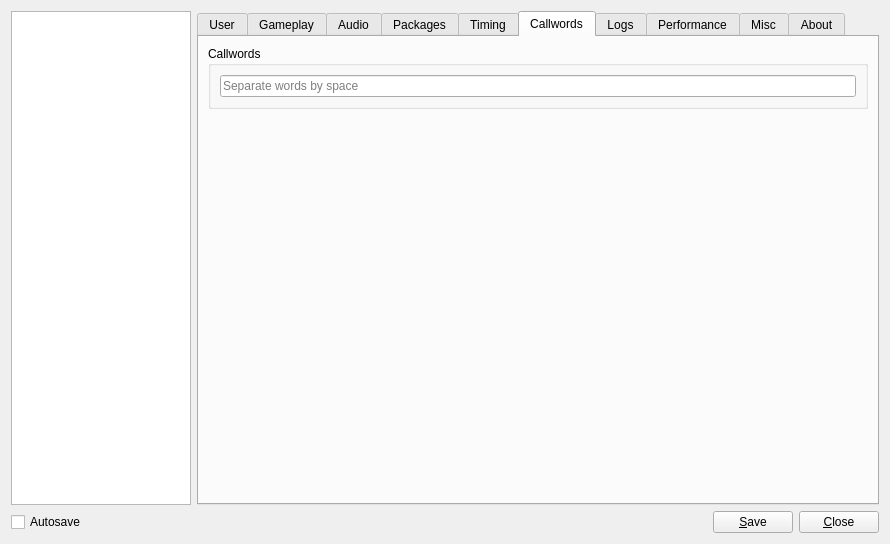
First picture: the form in res/ui/config_panel.ui, repository Mystery-Novel-Online/MNO-Client, before the edit.
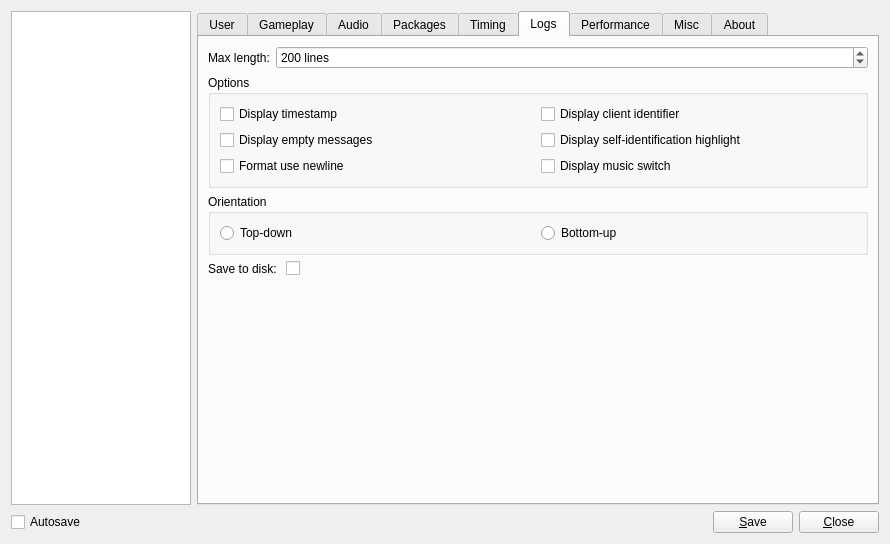
Second picture: the form after the edit. The open tabs and pages were chosen to show the change.

Commit message: refactor: remove old callword tab from config

Patch:
```diff
--- a/res/ui/config_panel.ui
+++ b/res/ui/config_panel.ui
@@ -836,42 +836,6 @@
          </item>
         </layout>
        </widget>
-       <widget class="QWidget" name="tab_12">
-        <attribute name="title">
-         <string>Callwords</string>
-        </attribute>
-        <layout class="QGridLayout" name="gridLayout_6">
-         <item row="0" column="0">
-          <widget class="QGroupBox" name="groupBox_10">
-           <property name="title">
-            <string>Callwords</string>
-           </property>
-           <layout class="QVBoxLayout" name="verticalLayout_12">
-            <item>
-             <widget class="QLineEdit" name="callwords">
-              <property name="placeholderText">
-               <string>Separate words by space</string>
-              </property>
-             </widget>
-            </item>
-           </layout>
-          </widget>
-         </item>
-         <item row="1" column="0">
-          <spacer name="verticalSpacer_7">
-           <property name="orientation">
-            <enum>Qt::Vertical</enum>
-           </property>
-           <property name="sizeHint" stdset="0">
-            <size>
-             <width>20</width>
-             <height>40</height>
-            </size>
-           </property>
-          </spacer>
-         </item>
-        </layout>
-       </widget>
        <widget class="QWidget" name="tab_8">
         <attribute name="title">
          <string>Logs</string>
```
Left out of the diff: 2 changed lines with no effect on the pictures. The commit also changes 6 other files.
